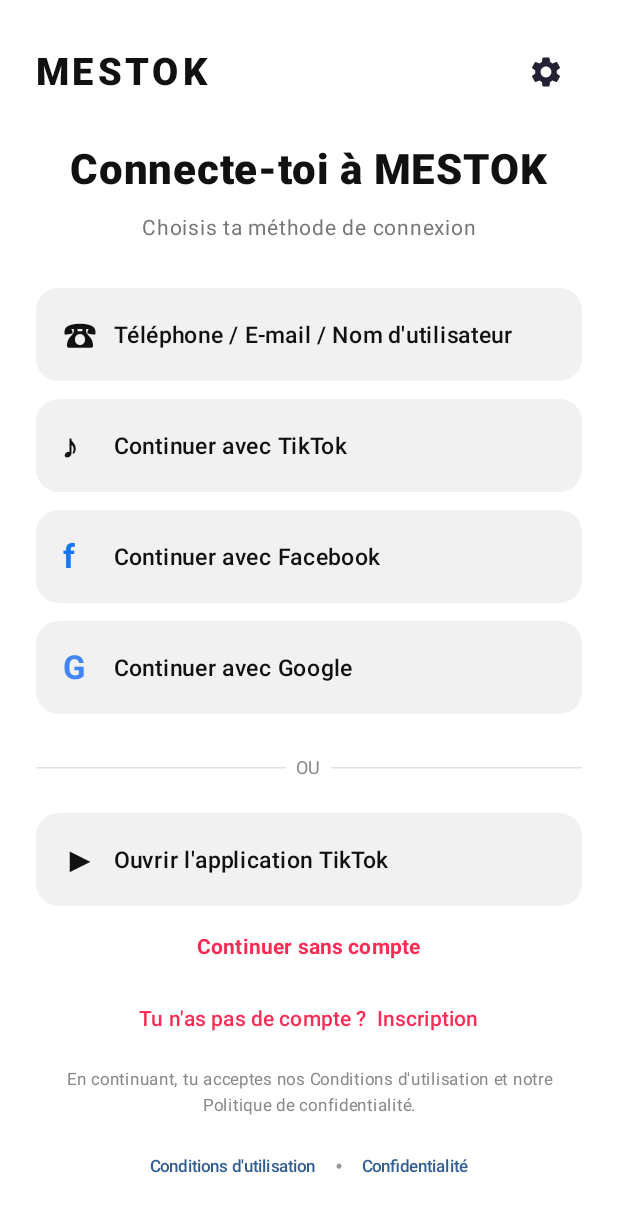
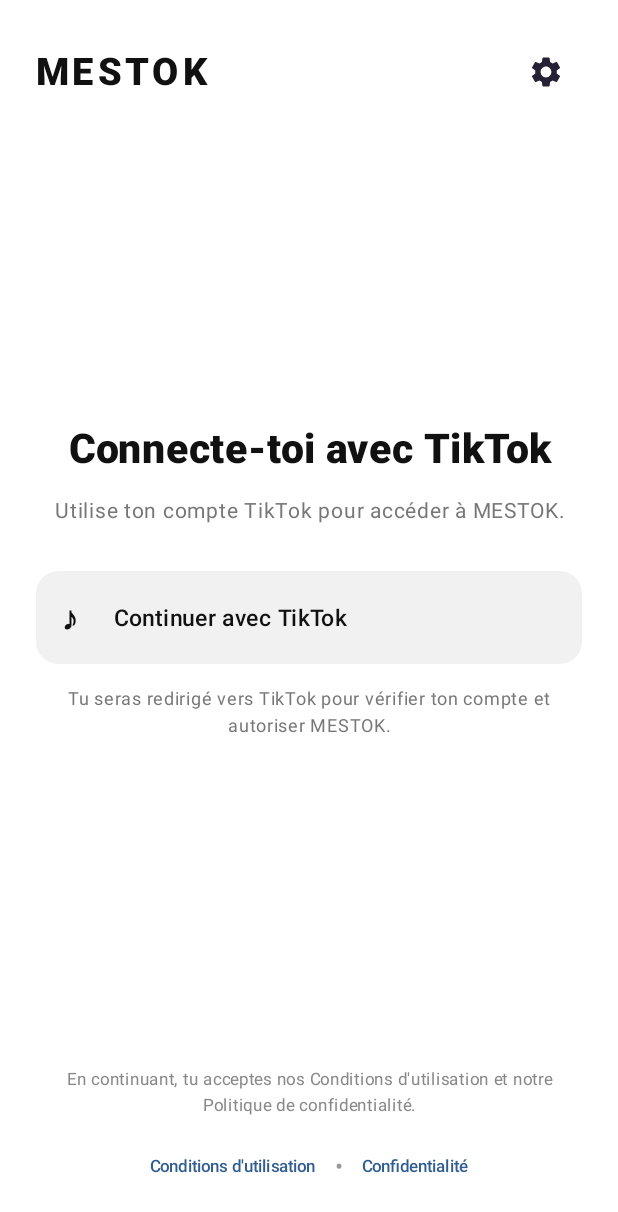
Before and after one commit to Houssem028/MESTOK, an Android app built with Jetpack Compose: the screen it shows after launch (MainActivity), on a phone screen of 412 x 824 dp. Shown: the top 1212 px of the screen. Run offline under Robolectric (Android 15) with nearby library versions, the phone set to English and light mode, and no system bars.

Commit message:
ui: make TikTok the only sign-in option

```diff
--- a/app/src/main/java/com/mestok/app/MainActivity.kt
+++ b/app/src/main/java/com/mestok/app/MainActivity.kt
@@ -240,10 +240,6 @@ private fun WelcomeScreen(onContinue: () -> Unit) {
 @Composable
 private fun LoginScreen(onTikTok: () -> Unit, onSettings: () -> Unit, onGuest: () -> Unit) {
     val uriHandler = LocalUriHandler.current
-    var showPhoneLogin by remember { mutableStateOf(false) }
-    var identifier by remember { mutableStateOf("") }
-    var infoTitle by remember { mutableStateOf<String?>(null) }
-    var infoBody by remember { mutableStateOf("") }
 
     Column(
         Modifier.fillMaxSize().background(Color.White).padding(horizontal = 24.dp),
@@ -259,51 +255,20 @@ private fun LoginScreen(onTikTok: () -> Unit, onSettings: () -> Unit, onGuest: (
                     tint = Color(0xFF252033))
             }
         }
-        Spacer(Modifier.height(24.dp))
-        Text("Connecte-toi à MESTOK", color = Color(0xFF111111),
-            fontSize = 28.sp, fontWeight = FontWeight.ExtraBold,
-            lineHeight = 34.sp)
-        Text("Choisis ta méthode de connexion", color = Color(0xFF777777),
-            fontSize = 14.sp, modifier = Modifier.padding(top = 10.dp, bottom = 28.dp))
-
-        LoginChoice("☎", "Téléphone / E-mail / Nom d'utilisateur") {
-            showPhoneLogin = true
-        }
-        Spacer(Modifier.height(12.dp))
+        Spacer(Modifier.weight(1f))
+        Text("Connecte-toi avec TikTok", color = Color(0xFF111111),
+            fontSize = 27.sp, fontWeight = FontWeight.ExtraBold,
+            lineHeight = 34.sp, textAlign = androidx.compose.ui.text.style.TextAlign.Center)
+        Text("Utilise ton compte TikTok pour accéder à MESTOK.",
+            color = Color(0xFF777777), fontSize = 14.sp,
+            modifier = Modifier.padding(top = 12.dp, bottom = 28.dp),
+            textAlign = androidx.compose.ui.text.style.TextAlign.Center)
         LoginChoice("♪", "Continuer avec TikTok") { onTikTok() }
-        Spacer(Modifier.height(12.dp))
-        LoginChoice("f", "Continuer avec Facebook") {
-            infoTitle = "Facebook"
-            infoBody = "La connexion Facebook sera activée après la configuration officielle de Facebook Login."
-        }
-        Spacer(Modifier.height(12.dp))
-        LoginChoice("G", "Continuer avec Google") {
-            infoTitle = "Google"
-            infoBody = "La connexion Google sera activée après la configuration officielle de Google Sign-In."
-        }
-        Spacer(Modifier.height(24.dp))
-        Row(verticalAlignment = Alignment.CenterVertically) {
-            HorizontalDivider(Modifier.weight(1f), color = Color(0xFFE2E2E2))
-            Text("  OU  ", color = Color(0xFF888888), fontSize = 12.sp)
-            HorizontalDivider(Modifier.weight(1f), color = Color(0xFFE2E2E2))
-        }
-        Spacer(Modifier.height(18.dp))
-        LoginChoice("▶", "Ouvrir l'application TikTok") {
-            infoTitle = "TikTok"
-            infoBody = "Tu peux ouvrir TikTok depuis ton téléphone. Pour connecter automatiquement ton compte à MESTOK, l'autorisation officielle TikTok Login Kit doit être configurée."
-        }
-
+        Text("Tu seras redirigé vers TikTok pour vérifier ton compte et autoriser MESTOK.",
+            color = Color(0xFF777777), fontSize = 12.sp, lineHeight = 18.sp,
+            modifier = Modifier.padding(top = 14.dp),
+            textAlign = androidx.compose.ui.text.style.TextAlign.Center)
         Spacer(Modifier.weight(1f))
-        TextButton(onClick = onGuest) {
-            Text("Continuer sans compte", color = Color(0xFFFE2C55), fontWeight = FontWeight.Bold)
-        }
-        TextButton(onClick = {
-            infoTitle = "Créer un compte"
-            infoBody = "La création de compte MESTOK sera disponible lorsque le système sécurisé d'inscription sera connecté."
-        }) {
-            Text("Tu n'as pas de compte ?  Inscription",
-                color = Color(0xFFFE2C55), fontWeight = FontWeight.SemiBold)
-        }
         Text(
             "En continuant, tu acceptes nos Conditions d'utilisation et notre Politique de confidentialité.",
             color = Color(0xFF888888), fontSize = 11.sp, lineHeight = 17.sp,
@@ -321,43 +286,6 @@ private fun LoginScreen(onTikTok: () -> Unit, onSettings: () -> Unit, onGuest: (
                 uriHandler.openUri("https://houssem028.github.io/privacy.html")
             }) { Text("Confidentialité", color = Color(0xFF315D91), fontSize = 11.sp) }
         }
-    }
-
-    if (showPhoneLogin) {
-        AlertDialog(
-            onDismissRequest = { showPhoneLogin = false },
-            title = { Text("Connexion MESTOK", color = Color(0xFF111111)) },
-            text = {
-                Column {
-                    Text("Téléphone, e-mail ou nom d'utilisateur",
-                        color = Color(0xFF555555), fontSize = 13.sp)
-                    OutlinedTextField(
-                        value = identifier, onValueChange = { identifier = it },
-                        modifier = Modifier.fillMaxWidth().padding(top = 10.dp),
-                        singleLine = true, placeholder = { Text("Saisis tes identifiants") }
-                    )
-                    Text("La connexion sécurisée sera activée après la configuration du service d'authentification.",
-                        color = Color(0xFF777777), fontSize = 12.sp,
-                        modifier = Modifier.padding(top = 10.dp))
-                }
-            },
-            confirmButton = {
-                TextButton(onClick = { showPhoneLogin = false }) { Text("Fermer") }
-            },
-            containerColor = Color.White
-        )
-    }
-
-    infoTitle?.let { title ->
-        AlertDialog(
-            onDismissRequest = { infoTitle = null },
-            title = { Text(title, color = Color(0xFF111111)) },
-            text = { Text(infoBody, color = Color(0xFF555555)) },
-            confirmButton = {
-                TextButton(onClick = { infoTitle = null }) { Text("OK") }
-            },
-            containerColor = Color.White
-        )
     }
 }
 
```
